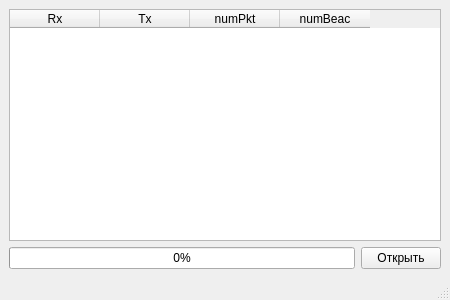
Qt form mywidget.ui (RuSichPT/ParseWareshark_QT) before a commit.
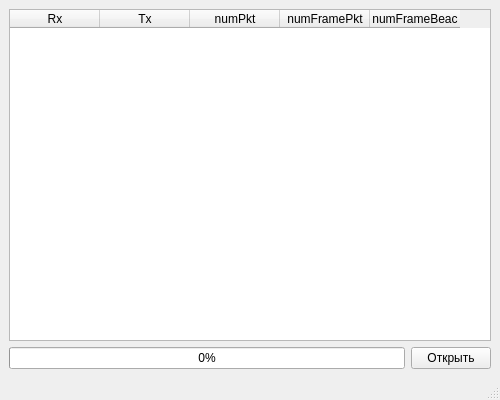
The same form after that commit.

Patch:
```diff
--- a/mywidget.ui
+++ b/mywidget.ui
@@ -6,8 +6,8 @@
    <rect>
     <x>0</x>
     <y>0</y>
-    <width>450</width>
-    <height>300</height>
+    <width>500</width>
+    <height>400</height>
    </rect>
   </property>
   <property name="windowTitle">
@@ -26,6 +26,9 @@
       <attribute name="horizontalHeaderDefaultSectionSize">
        <number>90</number>
       </attribute>
+      <attribute name="verticalHeaderVisible">
+       <bool>true</bool>
+      </attribute>
       <attribute name="verticalHeaderDefaultSectionSize">
        <number>23</number>
       </attribute>
@@ -46,7 +49,12 @@
       </column>
       <column>
        <property name="text">
-        <string>numBeac</string>
+        <string>numFramePkt</string>
+       </property>
+      </column>
+      <column>
+       <property name="text">
+        <string>numFrameBeac</string>
        </property>
       </column>
      </widget>
```
Left out of the diff: 2 changed lines with no effect on the pictures.
